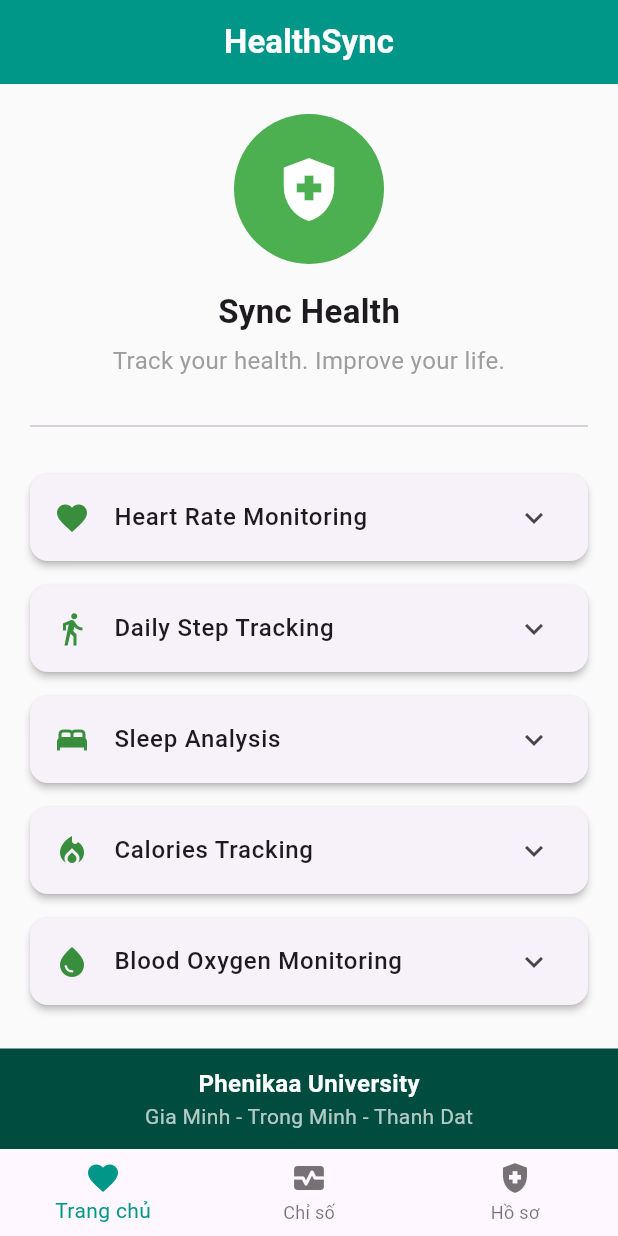
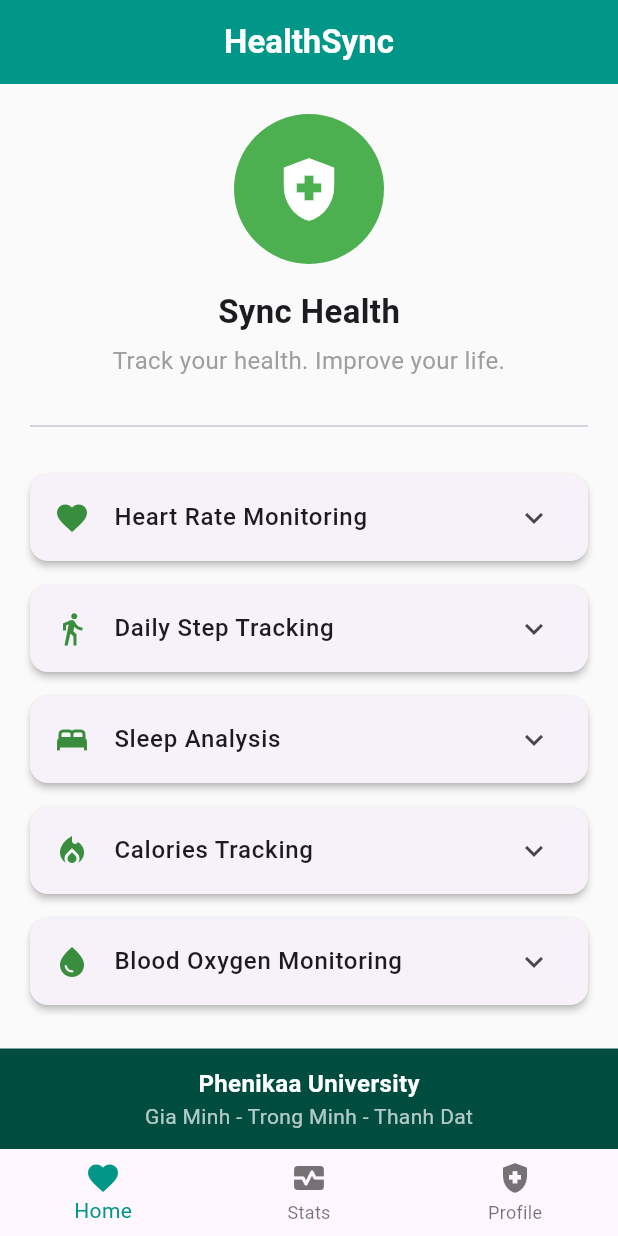
Before and after one commit to GMinh1/HealthSync_GiaMinh_TrongMinh_ThanhDat_1_2026, a Flutter app: the screen it shows after launch, on a phone screen of 412 x 824 dp. Run offline on Flutter 3.47's test engine with Material 3 defaults, Android fonts, the phone set to English and light mode, and no system bars.

Commit message:
Update Home Screen

```diff
--- a/lib/main.dart
+++ b/lib/main.dart
@@ -63,15 +63,15 @@ class _MainScreenState extends State<MainScreen> {
         items: const [
           BottomNavigationBarItem(
             icon: Icon(Icons.favorite), // Icon trái tim
-            label: 'Trang chủ',
+            label: 'Home',
           ),
           BottomNavigationBarItem(
             icon: Icon(Icons.monitor_heart), // Icon nhịp tim
-            label: 'Chỉ số',
+            label: 'Stats',
           ),
           BottomNavigationBarItem(
             icon: Icon(Icons.health_and_safety), // Icon hồ sơ y tế
-            label: 'Hồ sơ',
+            label: 'Profile',
           ),
         ],
       ),
```
